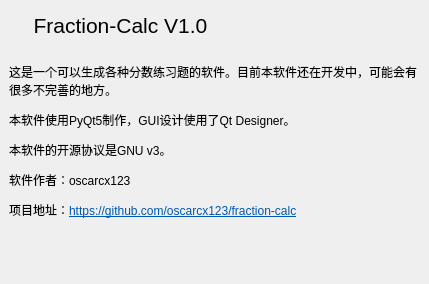
The window that about_gui.ui (oscarcx123/fraction-calc) describes before a commit, drawn with Qt 5.
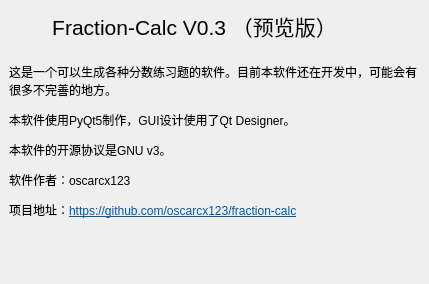
The same window after the commit.

The edit to the form file:
```diff
--- a/about_gui.ui
+++ b/about_gui.ui
@@ -18,7 +18,7 @@
     <rect>
      <x>9</x>
      <y>9</y>
-     <width>223</width>
+     <width>371</width>
      <height>33</height>
     </rect>
    </property>
@@ -28,7 +28,7 @@
     </font>
    </property>
    <property name="text">
-    <string>Fraction-Calc V1.0</string>
+    <string>Fraction-Calc V0.3 （预览版）</string>
    </property>
    <property name="alignment">
     <set>Qt::AlignCenter</set>
```
